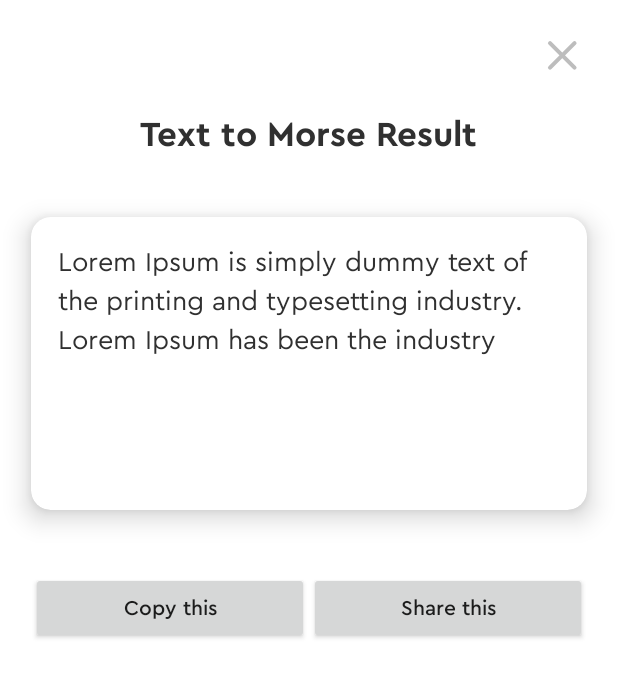
After one commit to kyooz/morse_code_translator_android, an Android app: the layout dialog_bottom_translated.xml on its own in the app's theme, with its tools: preview values and no code run, on a phone screen of 412 x 824 dp. The commit adds this screen. Shown: the top 677 px of the screen. Run offline under Robolectric (Android 15) with nearby library versions, the phone set to English and light mode, and no system bars.

Commit message:
function translator text to morse & morse to text

```diff
--- a/app/src/main/java/com/morsecodetranslator/view/base/BaseActivity.kt
+++ b/app/src/main/java/com/morsecodetranslator/view/base/BaseActivity.kt
@@ -5,5 +5,9 @@ import androidx.appcompat.app.AppCompatActivity
 abstract class BaseActivity: AppCompatActivity() {
 
 
+    fun toast(message: String) {
+        toast("")
+    }
+
 
 }
--- /dev/null
+++ b/app/src/main/res/drawable-v24/bg_rounded_top_white.xml
@@ -0,0 +1,9 @@
+<?xml version="1.0" encoding="utf-8"?>
+<shape xmlns:android="http://schemas.android.com/apk/res/android">
+        <solid android:color="@android:color/white" />
+        <corners
+            android:bottomLeftRadius="0.1dp"
+            android:bottomRightRadius="0.1dp"
+            android:topLeftRadius="@dimen/_10sdp"
+            android:topRightRadius="@dimen/_10sdp" />
+</shape>
--- /dev/null
+++ b/app/src/main/res/drawable-v24/ic_close.xml
@@ -0,0 +1,20 @@
+<vector xmlns:android="http://schemas.android.com/apk/res/android"
+    android:width="24dp"
+    android:height="24dp"
+    android:viewportWidth="24"
+    android:viewportHeight="24">
+  <path
+      android:pathData="M17.8896,5.9453L5.8896,17.9453"
+      android:strokeLineJoin="round"
+      android:strokeWidth="2"
+      android:fillColor="#00000000"
+      android:strokeColor="#BDBDBD"
+      android:strokeLineCap="round"/>
+  <path
+      android:pathData="M5.8896,5.9453L17.8896,17.9453"
+      android:strokeLineJoin="round"
+      android:strokeWidth="2"
+      android:fillColor="#00000000"
+      android:strokeColor="#BDBDBD"
+      android:strokeLineCap="round"/>
+</vector>
--- /dev/null
+++ b/app/src/main/res/layout/dialog_bottom_translated.xml
@@ -0,0 +1,97 @@
+<?xml version="1.0" encoding="utf-8"?>
+<LinearLayout xmlns:android="http://schemas.android.com/apk/res/android"
+    xmlns:app="http://schemas.android.com/apk/res-auto"
+    android:orientation="vertical"
+    android:layout_width="match_parent"
+    android:layout_height="match_parent"
+    >
+
+    <LinearLayout
+        android:layout_width="match_parent"
+        android:layout_height="wrap_content"
+        android:orientation="vertical"
+        android:padding="@dimen/_16sdp"
+        >
+
+        <ImageView
+            android:layout_width="@dimen/_25sdp"
+            android:layout_height="@dimen/_25sdp"
+            android:layout_gravity="end|top"
+            android:src="@drawable/ic_close"
+            />
+
+        <TextView
+            android:layout_width="wrap_content"
+            android:layout_height="wrap_content"
+            android:layout_gravity="center"
+            android:layout_marginTop="@dimen/_16sdp"
+            style="@style/textH2"
+            android:text="Text to Morse Result"
+            />
+
+    </LinearLayout>
+
+
+    <androidx.cardview.widget.CardView
+        android:layout_width="match_parent"
+        android:layout_height="wrap_content"
+        android:minHeight="@dimen/_150sdp"
+        android:layout_margin="@dimen/_16sdp"
+        app:cardCornerRadius="@dimen/_10sdp"
+        app:cardElevation="@dimen/_8sdp"
+        >
+
+        <LinearLayout
+            android:layout_width="match_parent"
+            android:layout_height="wrap_content"
+            android:minHeight="@dimen/_150sdp"
+            android:padding="@dimen/_14sdp"
+            >
+
+            <TextView
+                android:layout_width="match_parent"
+                android:layout_height="wrap_content"
+                android:text="@string/lorem_description"
+                style="@style/textBody2"
+                android:lineSpacingExtra="@dimen/_6ssp"
+                />
+
+        </LinearLayout>
+
+    </androidx.cardview.widget.CardView>
+
+    <LinearLayout
+        android:layout_width="match_parent"
+        android:layout_height="wrap_content"
+        android:orientation="vertical"
+        android:layout_margin="@dimen/_16sdp"
+        >
+
+
+        <LinearLayout
+            android:layout_width="match_parent"
+            android:layout_height="wrap_content"
+            android:orientation="horizontal"
+            android:weightSum="2">
+
+            <androidx.appcompat.widget.AppCompatButton
+                android:layout_width="match_parent"
+                android:layout_height="wrap_content"
+                android:layout_weight="1"
+                android:text="Copy this"
+                android:textAllCaps="false"
+                />
+
+            <androidx.appcompat.widget.AppCompatButton
+                android:layout_width="match_parent"
+                android:layout_height="wrap_content"
+                android:layout_weight="1"
+                android:text="Share this"
+                android:textAllCaps="false"
+                />
+
+        </LinearLayout>
+
+    </LinearLayout>
+
+</LinearLayout>
--- a/app/src/main/res/values/strings.xml
+++ b/app/src/main/res/values/strings.xml
@@ -1,3 +1,7 @@
 <resources>
     <string name="app_name">Morse Translator</string>
+
+    <string name="lorem_title">Lorem Ipsum</string>
+    <string name="lorem_description">Lorem Ipsum is simply dummy text of the printing and typesetting industry. Lorem Ipsum has been the industry</string>
+
 </resources>
```
Also changed, not shown: app/build.gradle (+8 -1 lines), app/src/main/java/com/morsecodetranslator/common/ViewState.kt (added, +7 -0 lines), app/src/main/java/com/morsecodetranslator/data/TranslatorData.kt (added, +74 -0 lines), app/src/main/java/com/morsecodetranslator/view/translator/TranslatorActivity.kt (+51 -1 lines), app/src/main/java/com/morsecodetranslator/view/translator/TranslatorViewModel.kt (added, +66 -0 lines), app/src/main/res/drawable-v24/ic_close_black_fill.xml (added, +9 -0 lines), app/src/main/res/drawable/btn_primary.xml (added, +11 -0 lines), app/src/main/res/layout/fragment_morse_to_text.xml (added, +7 -0 lines), app/src/main/res/layout/fragment_text_to_morse.xml (added, +50 -0 lines), app/src/main/res/values/styles.xml (+45 -0 lines).
